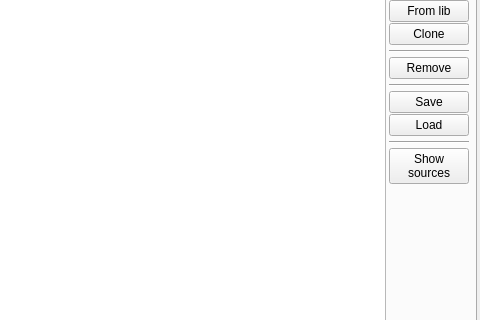
The window that ants3bundle/src/ants3/gui/particleSim/aparticlesimwin.ui (andrmor/ANTS3bundle) describes before a commit, drawn with Qt 5; both pictures show x 143 to 623 and y 145 to 465 of the 623 by 767 pixel window.
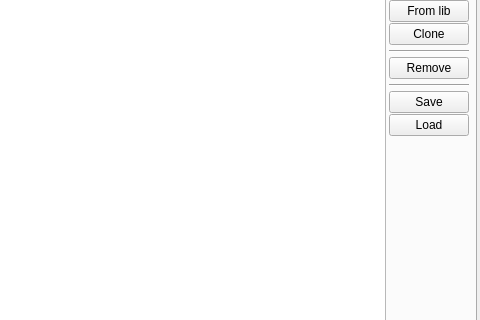
The same window after the commit. Icons and pictures are not drawn.

Commit message: Unification of source drawing: particle sources done

```diff
--- a/ants3bundle/src/ants3/gui/particleSim/aparticlesimwin.ui
+++ b/ants3bundle/src/ants3/gui/particleSim/aparticlesimwin.ui
@@ -627,39 +627,6 @@
                   </property>
                  </widget>
                 </item>
-                <item>
-                 <widget class="Line" name="line_7">
-                  <property name="minimumSize">
-                   <size>
-                    <width>0</width>
-                    <height>10</height>
-                   </size>
-                  </property>
-                  <property name="orientation">
-                   <enum>Qt::Orientation::Horizontal</enum>
-                  </property>
-                 </widget>
-                </item>
-                <item>
-                 <widget class="QPushButton" name="pbGunShowSource">
-                  <property name="font">
-                   <font>
-                    <bold>false</bold>
-                    <kerning>true</kerning>
-                   </font>
-                  </property>
-                  <property name="toolTip">
-                   <string>Show all defined sources with non-zero activity</string>
-                  </property>
-                  <property name="text">
-                   <string>Show
-sources</string>
-                  </property>
-                  <property name="checkable">
-                   <bool>true</bool>
-                  </property>
-                 </widget>
-                </item>
                 <item>
                  <spacer name="verticalSpacer_2">
                   <property name="orientation">
```
The commit also changes 13 other files.
